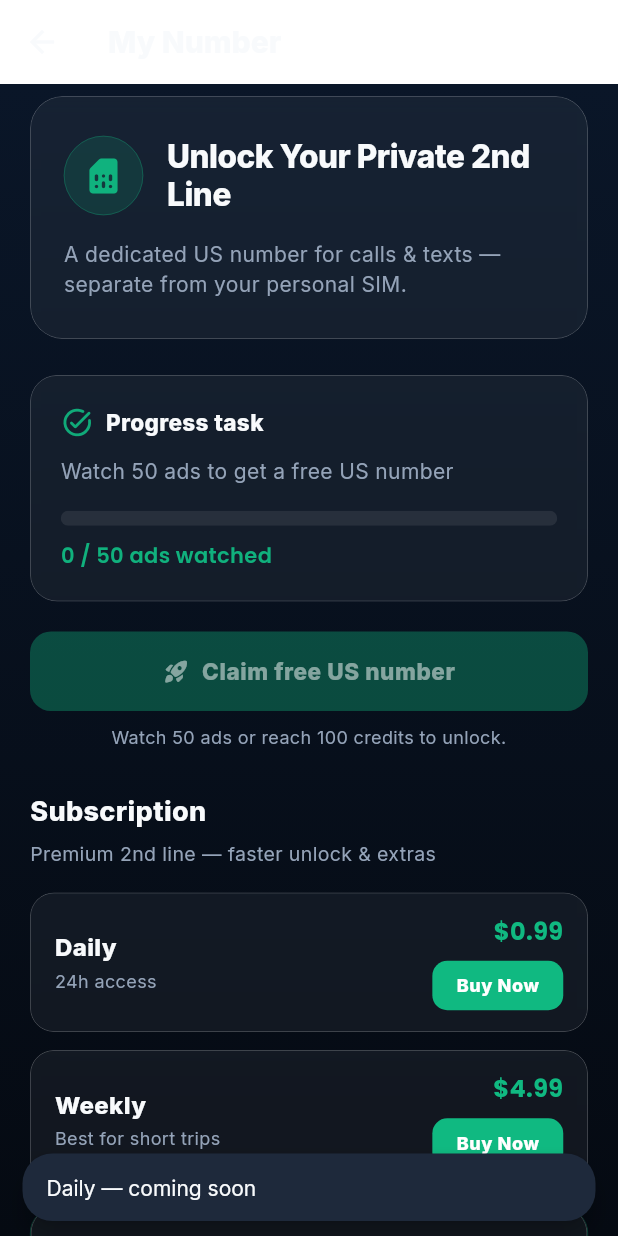
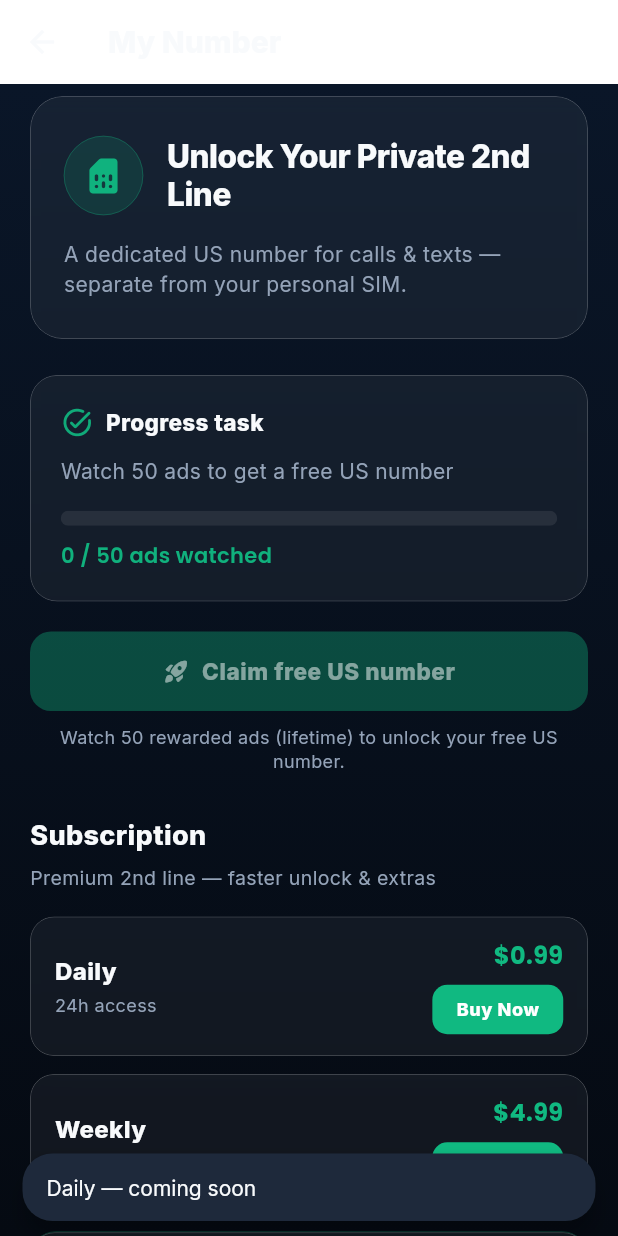
Before and after one commit to 8580-4523ak/talkfree-server, a Flutter app: the VirtualNumberScreen screen opened by its route, after a tap on "Buy Now", on a phone screen of 412 x 824 dp. Run offline on Flutter 3.47's test engine with Material 3 defaults, Android fonts, the phone set to English and light mode, and no system bars; our stand-ins replace cloud_firestore, country_picker, firebase_auth, firebase_core, firebase_messaging, flutter_dotenv and 8 more; missing offline and left inert: twilio_voice; accounts and stored records are empty; network calls fail.

Commit message:
Fix: onboarding overflow and enforce 50-ads-only unlock logic
Made-with: Cursor

```diff
--- a/lib/screens/dashboard_screen.dart
+++ b/lib/screens/dashboard_screen.dart
@@ -628,11 +628,10 @@ class _DashboardHomeTabState extends State<_DashboardHomeTab> {
   Future<void> _onUnlockUsNumber() async {
     if (_assignNumberBusy) return;
     final isPro = widget.subscriptionTier.value == 'pro';
+    // Free tier: only lifetime ads gate (50). Premium: no ad requirement.
     if (!isPro) {
-      final ads = widget.lifetimeAdsWatched.value;
-      final cr = widget.credits;
-      if (ads < CreditsPolicy.assignNumberMinAdsWatched &&
-          cr < CreditsPolicy.assignNumberMinCredits) {
+      if (widget.lifetimeAdsWatched.value <
+          CreditsPolicy.assignNumberMinAdsWatched) {
         return;
       }
     }
@@ -640,6 +639,7 @@ class _DashboardHomeTabState extends State<_DashboardHomeTab> {
     try {
       await runAssignUsNumberFlow(
         context,
+        autoPickFirstNumber: isPro,
         onSuccess: (r) {
           if (!mounted) return;
           ScaffoldMessenger.of(context).showSnackBar(
@@ -1891,10 +1891,8 @@ class _VirtualNumberCardState extends State<_VirtualNumberCard>
     final numberRaw = widget.assignedNumber?.trim();
     final hasNumber = numberRaw != null && numberRaw.isNotEmpty;
     final minAds = CreditsPolicy.assignNumberMinAdsWatched;
-    final minCr = CreditsPolicy.assignNumberMinCredits;
-    final canUnlock = widget.isPremium ||
-        widget.adsWatchedCount >= minAds ||
-        widget.credits >= minCr;
+    final canUnlock =
+        widget.isPremium || widget.adsWatchedCount >= minAds;
 
     final br = BorderRadius.circular(AppTheme.radiusLg);
     final now = DateTime.now();
@@ -2155,7 +2153,7 @@ class _VirtualNumberCardState extends State<_VirtualNumberCard>
                       ? 'Your subscription includes an instant US line — claim it below.'
                       : canUnlock
                           ? 'Claim your Twilio US line — it appears in Inbox instantly.'
-                          : 'Watch $minAds ads (or reach $minCr credits) to unlock — your progress:',
+                          : 'Watch $minAds ads to unlock — your progress:',
                   style: GoogleFonts.inter(
                     fontSize: 13,
                     fontWeight: FontWeight.w500,
--- a/lib/screens/virtual_number_screen.dart
+++ b/lib/screens/virtual_number_screen.dart
@@ -106,17 +106,16 @@ class _VirtualNumberScreenState extends State<VirtualNumberScreen> {
   Future<void> _claimUsNumber(
     BuildContext context,
     int adsWatched,
-    int usableCredits,
     bool isPremium,
   ) async {
     final eligible = isPremium ||
-        adsWatched >= CreditsPolicy.assignNumberMinAdsWatched ||
-        usableCredits >= CreditsPolicy.assignNumberMinCredits;
+        adsWatched >= CreditsPolicy.assignNumberMinAdsWatched;
     if (!eligible || _claiming) return;
     setState(() => _claiming = true);
     try {
       await runAssignUsNumberFlow(
         context,
+        autoPickFirstNumber: isPremium,
         onSuccess: (r) {
           if (!context.mounted) return;
           ScaffoldMessenger.of(context).showSnackBar(
@@ -170,13 +169,11 @@ class _VirtualNumberScreenState extends State<VirtualNumberScreen> {
           final data = snap.data?.data();
           final assigned = VirtualNumberScreen._readAssigned(data);
           final adsWatched = VirtualNumberScreen._readAdsWatched(data);
-          final usable = FirestoreUserService.computeUsableCredits(data);
           final isPremium = FirestoreUserService.isPremiumFromUserData(data);
           final leaseExp = FirestoreUserService.numberLeaseExpiryFromUserData(data);
           final planType = FirestoreUserService.numberPlanTypeFromUserData(data);
           final canClaim = isPremium ||
-              adsWatched >= CreditsPolicy.assignNumberMinAdsWatched ||
-              usable >= CreditsPolicy.assignNumberMinCredits;
+              adsWatched >= CreditsPolicy.assignNumberMinAdsWatched;
 
           WidgetsBinding.instance.addPostFrameCallback((_) {
             if (!context.mounted) return;
@@ -255,7 +252,7 @@ class _VirtualNumberScreenState extends State<VirtualNumberScreen> {
                   FilledButton.icon(
                     onPressed: (!canClaim || _claiming)
                         ? null
-                        : () => _claimUsNumber(context, adsWatched, usable, isPremium),
+                        : () => _claimUsNumber(context, adsWatched, isPremium),
                     icon: _claiming
                         ? const SizedBox(
                             width: 22,
@@ -290,8 +287,8 @@ class _VirtualNumberScreenState extends State<VirtualNumberScreen> {
                     Padding(
                       padding: const EdgeInsets.only(top: 10),
                       child: Text(
-                        'Watch ${CreditsPolicy.assignNumberMinAdsWatched} ads '
-                        'or reach ${CreditsPolicy.assignNumberMinCredits} credits to unlock.',
+                        'Watch ${CreditsPolicy.assignNumberMinAdsWatched} rewarded '
+                        'ads (lifetime) to unlock your free US number.',
                         textAlign: TextAlign.center,
                         style: GoogleFonts.inter(
                           fontSize: 12,
```
Also changed, not shown: lib/screens/intro_screen.dart (+43 -17 lines), lib/widgets/assign_us_number_flow.dart (+10 -5 lines), 2 other files.
